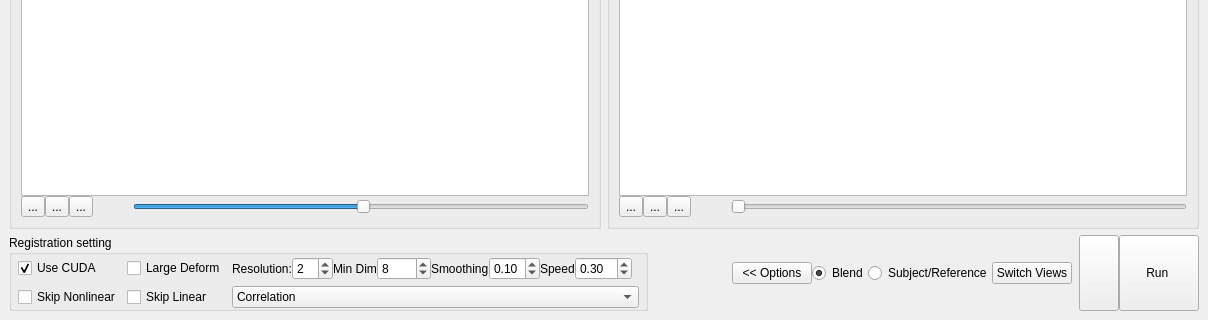
Before: the Qt Designer form regtoolbox.ui in frankyeh/DSI-Studio, drawn with Qt 5; both pictures show x 0 to 1208 and y 454 to 774 of the 1208 by 774 pixel window.
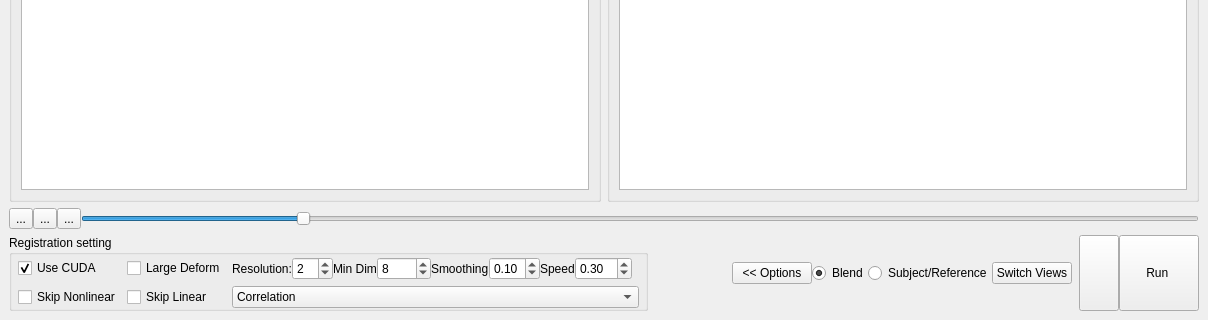
After: the same form once the commit is applied. Icons and pictures are not drawn.

What changed in the file:
```diff
--- a/regtoolbox.ui
+++ b/regtoolbox.ui
@@ -209,81 +209,6 @@
           <item>
            <widget class="QGraphicsView" name="I_view"/>
           </item>
-          <item>
-           <layout class="QHBoxLayout" name="horizontalLayout_14" stretch="0,0,0,0,0">
-            <property name="spacing">
-             <number>0</number>
-            </property>
-            <property name="leftMargin">
-             <number>0</number>
-            </property>
-            <property name="topMargin">
-             <number>0</number>
-            </property>
-            <item>
-             <widget class="QToolButton" name="sag_view">
-              <property name="text">
-               <string>...</string>
-              </property>
-              <property name="icon">
-               <iconset resource="icons.qrc">
-                <normaloff>:/icons/icons/sag.xpm</normaloff>:/icons/icons/sag.xpm</iconset>
-              </property>
-             </widget>
-            </item>
-            <item>
-             <widget class="QToolButton" name="coronal_view">
-              <property name="text">
-               <string>...</string>
-              </property>
-              <property name="icon">
-               <iconset resource="icons.qrc">
-                <normaloff>:/icons/icons/coronal.xpm</normaloff>:/icons/icons/coronal.xpm</iconset>
-              </property>
-             </widget>
-            </item>
-            <item>
-             <widget class="QToolButton" name="axial_view">
-              <property name="text">
-               <string>...</string>
-              </property>
-              <property name="icon">
-               <iconset resource="icons.qrc">
-                <normaloff>:/icons/icons/axial.xpm</normaloff>:/icons/icons/axial.xpm</iconset>
-              </property>
-             </widget>
-            </item>
-            <item>
-             <spacer name="horizontalSpacer_5">
-              <property name="orientation">
-               <enum>Qt::Horizontal</enum>
-              </property>
-              <property name="sizeHint" stdset="0">
-               <size>
-                <width>40</width>
-                <height>20</height>
-               </size>
-              </property>
-             </spacer>
-            </item>
-            <item>
-             <widget class="QSlider" name="subject_slice_pos">
-              <property name="sizePolicy">
-               <sizepolicy hsizetype="Expanding" vsizetype="Fixed">
-                <horstretch>1</horstretch>
-                <verstretch>0</verstretch>
-               </sizepolicy>
-              </property>
-              <property name="value">
-               <number>50</number>
-              </property>
-              <property name="orientation">
-               <enum>Qt::Horizontal</enum>
-              </property>
-             </widget>
-            </item>
-           </layout>
-          </item>
          </layout>
         </widget>
        </item>
@@ -421,16 +346,25 @@
           <item>
            <widget class="QGraphicsView" name="It_view"/>
           </item>
+         </layout>
+        </widget>
+       </item>
+      </layout>
+     </widget>
+    </item>
           <item>
-           <layout class="QHBoxLayout" name="horizontalLayout_15" stretch="0,0,0,0,0">
+     <layout class="QHBoxLayout" name="horizontalLayout_14" stretch="0,0,0,0">
             <property name="spacing">
              <number>0</number>
             </property>
+      <property name="leftMargin">
+       <number>0</number>
+      </property>
             <property name="topMargin">
              <number>0</number>
             </property>
             <item>
-             <widget class="QToolButton" name="sag_view_2">
+       <widget class="QToolButton" name="sag_view">
               <property name="text">
                <string>...</string>
               </property>
@@ -441,7 +375,7 @@
              </widget>
             </item>
             <item>
-             <widget class="QToolButton" name="coronal_view_2">
+       <widget class="QToolButton" name="coronal_view">
               <property name="text">
                <string>...</string>
               </property>
@@ -452,7 +386,7 @@
              </widget>
             </item>
             <item>
-             <widget class="QToolButton" name="axial_view_2">
+       <widget class="QToolButton" name="axial_view">
               <property name="text">
                <string>...</string>
               </property>
@@ -463,38 +397,25 @@
              </widget>
             </item>
             <item>
-             <spacer name="horizontalSpacer_6">
-              <property name="orientation">
-               <enum>Qt::Horizontal</enum>
-              </property>
-              <property name="sizeHint" stdset="0">
-               <size>
-                <width>40</width>
-                <height>20</height>
-               </size>
-              </property>
-             </spacer>
-            </item>
-            <item>
-             <widget class="QSlider" name="template_slice_pos">
+       <widget class="QSlider" name="slice_pos">
               <property name="sizePolicy">
                <sizepolicy hsizetype="Expanding" vsizetype="Fixed">
                 <horstretch>1</horstretch>
                 <verstretch>0</verstretch>
                </sizepolicy>
               </property>
+        <property name="maximum">
+         <number>256</number>
+        </property>
+        <property name="value">
+         <number>50</number>
+        </property>
               <property name="orientation">
                <enum>Qt::Horizontal</enum>
               </property>
              </widget>
             </item>
            </layout>
-          </item>
-         </layout>
-        </widget>
-       </item>
-      </layout>
-     </widget>
     </item>
     <item>
      <layout class="QHBoxLayout" name="horizontalLayout_7">
```
Lines whose indentation alone changed are shown as unchanged.
